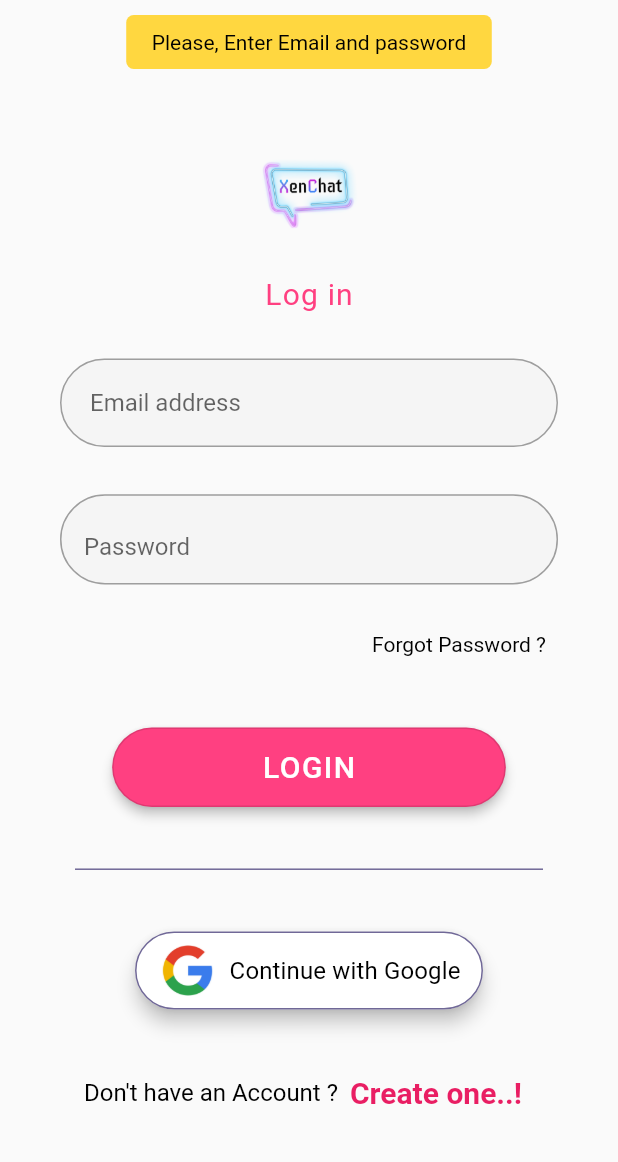
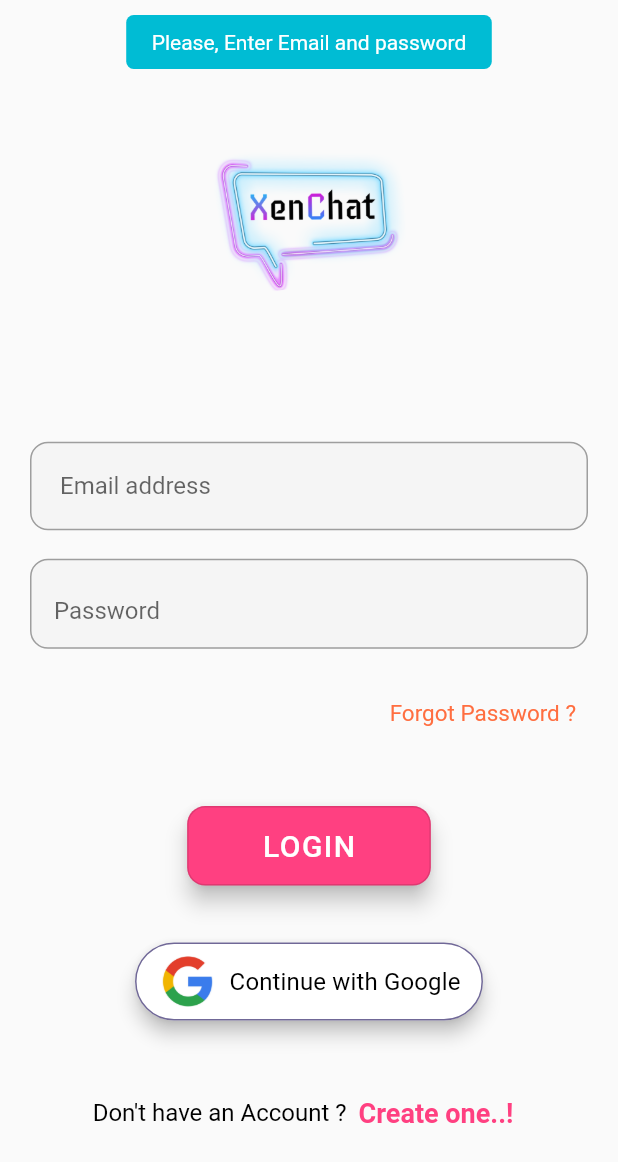
Before and after one commit to mohanrajreese/Xen-Chat, a Flutter app: the Login screen opened directly, after a tap on "LOGIN", on a phone screen of 412 x 824 dp. Shown: the top 1162 px of the screen. Run offline on Flutter 3.47's test engine with Material 2 defaults, Android fonts, the phone set to English and light mode, and no system bars; our stand-ins replace cloud_firestore, firebase_auth, firebase_core, floating_bottom_navigation_bar, flutter_spinkit, flutter_styled_toast and 1 more; accounts and stored records are empty; Roboto replaces fonts that are missing (Rubik).

Commit message:
const page completed

```diff
--- a/lib/screens/Authentication/login.dart
+++ b/lib/screens/Authentication/login.dart
@@ -1,9 +1,9 @@
 import 'package:xenchat/shared/loading.dart';
 import 'package:firebase_auth/firebase_auth.dart';
 import 'package:flutter/material.dart';
-// import 'package:flutter/services.dart';
+import 'package:flutter/services.dart';
 import 'package:xenchat/shared/constants.dart';
-// import 'package:provider/provider.dart';
+//import 'package:provider/provider.dart';
 import 'package:rflutter_alert/rflutter_alert.dart';
 import 'package:flutter_styled_toast/flutter_styled_toast.dart';
 
@@ -31,7 +31,7 @@
       resizeToAvoidBottomInset: false,
       body: Center(
         child: Padding(
-          padding: const EdgeInsets.all(40.0),
+          padding: const EdgeInsets.all(20.0),
           child: Form(
             child: Column(
               children: <Widget>[
@@ -40,14 +40,14 @@
                 ),
                 Image.asset(
                   'media/XenLogo.png',
-                  height: 50.0,
-                  width: 400.0,
+                  height: 100.0,
+                  width: 600.0,
                 ),
                 Spacer(
                   flex: 2,
                 ),
                 Text(
-                  'Log in',
+                  '',
                   style: TextStyle(
                       fontFamily: 'Rubik',
                       fontSize: 20,
@@ -68,13 +68,13 @@
                   },
                 ),
                 Spacer(
-                  flex: 2,
+                  flex: 1,
                 ),
                 TextFormField(
                 obscureText: _isHidden,
                 decoration: textInputDecoration.copyWith(
+                  contentPadding: EdgeInsets.all(16.0),
                   hintText: "Password",
-                    contentPadding: EdgeInsets.all(16.0),
                   suffix: InkWell(
                     onTap: () {
                       setState(() {
@@ -84,7 +84,6 @@
                     child: Icon(Icons.visibility),
                   ),
                 ),
-                  validator: (val) => val != "" ? 'Enter an Password' : null,
                 onChanged: (val) {
                   setState(() => password = val);
                 },
@@ -134,8 +133,8 @@
                         child: Text(
                           "Forgot Password ?",
                           style: TextStyle(
-                            color: Colors.black,
-                            fontSize: 14.0,
+                            color: Colors.deepOrangeAccent,
+                            fontSize: 15.0,
                             fontWeight: FontWeight.w400,
                           ),
                         )),
@@ -146,12 +145,12 @@
                 ),
                 OutlinedButton(
                   style: OutlinedButton.styleFrom(
-                    elevation: 3,
+                    elevation: 6,
                     padding:
-                        EdgeInsets.symmetric(horizontal: 100, vertical: 15),
+                        EdgeInsets.symmetric(horizontal: 50, vertical: 15),
                     backgroundColor: Colors.pinkAccent,
                     shape: RoundedRectangleBorder(
-                      borderRadius: BorderRadius.circular(35),
+                      borderRadius: BorderRadius.circular(12),
                     ),
                   ),
                   child: Text(
@@ -180,17 +179,17 @@
 
                         showToast(error,
                             context: context,
-                            animation: StyledToastAnimation.slideFromTop,
-                            reverseAnimation: StyledToastAnimation.slideToTop,
+                            animation: StyledToastAnimation.slideFromTopFade,
+                            reverseAnimation: StyledToastAnimation.slideToTopFade,
                             position: StyledToastPosition.top,
                             startOffset: Offset(0.0, -3.0),
                             reverseEndOffset: Offset(0.0, -3.0),
-                            duration: Duration(seconds: 5),
+                            duration: Duration(seconds: 6),
                             //Animation duration   animDuration * 2 <= duration
                             animDuration: Duration(seconds: 1),
-                            curve: Curves.elasticOut,
-                            backgroundColor: Colors.redAccent,
-                            reverseCurve: Curves.fastOutSlowIn);
+                            curve: Curves.easeIn,
+                            backgroundColor: Colors.cyan,
+                            reverseCurve: Curves.easeOut);
                       }
                     } else {
                       if (email.trim() == "" && password.trim() == "") {
@@ -209,8 +208,8 @@
                       Navigator.pop(context);
                       showToast(error,
                           context: context,
-                          animation: StyledToastAnimation.slideFromTop,
-                          reverseAnimation: StyledToastAnimation.slideToTop,
+                          animation: StyledToastAnimation.slideFromTopFade,
+                          reverseAnimation: StyledToastAnimation.slideToTopFade,
                           position: StyledToastPosition.top,
                           startOffset: Offset(0.0, -3.0),
                           reverseEndOffset: Offset(0.0, -3.0),
@@ -218,11 +217,11 @@
                           //Animation duration   animDuration * 2 <= duration
                           animDuration: Duration(seconds: 1),
                           textStyle: TextStyle(
-                            color: Colors.black,
+                            color: Colors.white,
                           ),
                           textAlign: TextAlign.center,
-                          curve: Curves.elasticOut,
-                          backgroundColor: Colors.amberAccent,
+                          curve: Curves.fastLinearToSlowEaseIn,
+                          backgroundColor: Colors.cyan,
                           reverseCurve: Curves.fastOutSlowIn);
                     }
                   },
@@ -230,16 +229,16 @@
                 Spacer(
                   flex: 2,
                 ),
-                const Divider(
-                  height: 20,
-                  thickness: 1,
-                  indent: 10,
-                  endIndent: 10,
-                  color: const Color(0xFF706897),
-                ),
-                Spacer(
-                  flex: 2,
-                ),
+                // const Divider(
+                //   height: 20,
+                //   thickness: 1,
+                //   indent: 10,
+                //   endIndent: 10,
+                //   color: const Color(0xFF706897),
+                // ),
+                // Spacer(
+                //   flex: 2,
+                // ),
                 ElevatedButton.icon(
                     onPressed: () {},
                     style: OutlinedButton.styleFrom(
@@ -290,8 +289,8 @@
                           "Create one..!",
                           style: TextStyle(
                             fontFamily: 'Rubik',
-                            fontSize: 20,
-                            color: Colors.pink,
+                            fontSize: 18,
+                            color: Colors.pinkAccent,
                             fontWeight: FontWeight.bold,
                           ),
                         )),
--- a/lib/shared/constants.dart
+++ b/lib/shared/constants.dart
@@ -8,11 +8,13 @@
   contentPadding: EdgeInsets.all(20.0),
   enabledBorder: OutlineInputBorder(
     borderSide: BorderSide(color: Colors.grey, width: 1.0),
-    borderRadius: BorderRadius.all(Radius.circular(30.0)),
+    borderRadius: BorderRadius.all(Radius.circular(12.0)),
   ),
+
+
   focusedBorder: OutlineInputBorder(
     borderSide: BorderSide(color: Colors.pinkAccent, width: 0.5),
-    borderRadius: BorderRadius.all(Radius.circular(30.0)),
+    borderRadius: BorderRadius.all(Radius.circular(12.0)),
   ),
 );
 
@@ -20,16 +22,16 @@
   filled: true,
   contentPadding: EdgeInsets.all(20.0),
   enabledBorder: OutlineInputBorder(
-    borderSide: BorderSide(color: Color(0xFF706897), width: 1.5),
-    borderRadius: BorderRadius.all(Radius.circular(20.0))
+    borderSide: BorderSide(color: Colors.amberAccent, width: 1.5),
+    borderRadius: BorderRadius.all(Radius.circular(12.0))
   ),
   focusedBorder: OutlineInputBorder(
-    borderSide: BorderSide(color: const Color(0xFF706897), width: 1.5),
-    borderRadius: BorderRadius.all(Radius.circular(20.0)),
+    borderSide: BorderSide(color: Colors.amberAccent, width: 1.5),
+    borderRadius: BorderRadius.all(Radius.circular(12.0)),
   ),
 );
 
 const formTextInputStyle = TextStyle(
   fontSize: 16.0,
-  color: Color(0xFF706897),
+  color: Colors.greenAccent,
 );
--- a/pubspec.yaml
+++ b/pubspec.yaml
@@ -22,6 +22,7 @@
   floating_bottom_navigation_bar: "^1.5.2"
   rflutter_alert: "^2.0.4"
   flutter_styled_toast: "^2.0.0"
+  provider: ^6.0.1
 
 dev_dependencies:
   flutter_test:
```
Also changed, not shown: lib/screens/Authentication/signup.dart (line endings or trailing spaces), pubspec.lock. Lines whose indentation alone changed are shown as unchanged.
